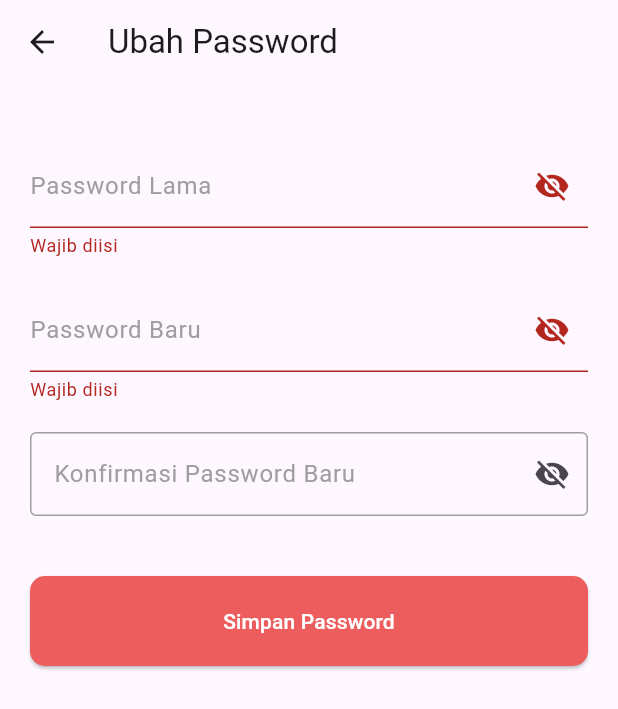
After one commit to ilhamhafidz404/INTERN_LibraryApp, a Flutter app: the ChangePasswordPage screen opened directly, after a tap on "Simpan Password", on a phone screen of 412 x 824 dp. The commit adds this screen. Shown: the top 709 px of the screen. Run offline on Flutter 3.47's test engine with Material 3 defaults, Android fonts, the phone set to English and light mode, and no system bars; our stand-ins replace flutter_dotenv, fluttertoast, shared_preferences; accounts and stored records are empty.

Commit message:
feat: Change Password

```diff
--- /dev/null
+++ b/lib/pages/profile/change_password_page.dart
@@ -0,0 +1,143 @@
+import 'package:flutter/material.dart';
+import 'package:intern_libraryapp/services/profile_service.dart';
+
+class ChangePasswordPage extends StatefulWidget {
+  @override
+  State<ChangePasswordPage> createState() => _ChangePasswordPageState();
+}
+
+class _ChangePasswordPageState extends State<ChangePasswordPage> {
+  final _formKey = GlobalKey<FormState>();
+
+  final oldPasswordController = TextEditingController();
+  final newPasswordController = TextEditingController();
+  final confirmPasswordController = TextEditingController();
+
+  bool isLoading = false;
+  bool obscureOld = true;
+  bool obscureNew = true;
+  bool obscureConfirm = true;
+
+  final inputDecoration = const InputDecoration(
+    labelStyle: TextStyle(color: Colors.grey),
+    floatingLabelStyle: TextStyle(color: Colors.black54),
+    enabledBorder: OutlineInputBorder(
+      borderSide: BorderSide(color: Colors.grey),
+    ),
+    focusedBorder: OutlineInputBorder(
+      borderSide: BorderSide(color: Colors.black38, width: 1),
+    ),
+  );
+
+  @override
+  void dispose() {
+    oldPasswordController.dispose();
+    newPasswordController.dispose();
+    confirmPasswordController.dispose();
+    super.dispose();
+  }
+
+  void changePassword() async {
+    if (_formKey.currentState!.validate()) {
+      await ProfileService().changePassword(
+        oldPassword: oldPasswordController.text,
+        newPassword: newPasswordController.text,
+        confirmationNewPassword: confirmPasswordController.text,
+      );
+
+      ScaffoldMessenger.of(
+        context,
+      ).showSnackBar(SnackBar(content: Text('Password berhasil diubah')));
+    }
+  }
+
+  @override
+  Widget build(BuildContext context) {
+    return Scaffold(
+      appBar: AppBar(title: Text('Ubah Password')),
+      body: Padding(
+        padding: const EdgeInsets.all(20),
+        child: Form(
+          key: _formKey,
+          child: ListView(
+            children: [
+              const SizedBox(height: 20),
+              TextFormField(
+                controller: oldPasswordController,
+                obscureText: obscureOld,
+                decoration: inputDecoration.copyWith(
+                  labelText: 'Password Lama',
+                  suffixIcon: IconButton(
+                    icon: Icon(
+                      obscureOld ? Icons.visibility_off : Icons.visibility,
+                    ),
+                    onPressed: () => setState(() => obscureOld = !obscureOld),
+                  ),
+                ),
+                validator: (value) => value!.isEmpty ? 'Wajib diisi' : null,
+              ),
+              const SizedBox(height: 20),
+              TextFormField(
+                controller: newPasswordController,
+                obscureText: obscureNew,
+                decoration: inputDecoration.copyWith(
+                  labelText: 'Password Baru',
+                  suffixIcon: IconButton(
+                    icon: Icon(
+                      obscureNew ? Icons.visibility_off : Icons.visibility,
+                    ),
+                    onPressed: () => setState(() => obscureNew = !obscureNew),
+                  ),
+                ),
+                validator: (value) {
+                  if (value == null || value.isEmpty) {
+                    return 'Wajib diisi';
+                  } else if (value.length < 6) {
+                    return 'Minimal 6 karakter';
+                  }
+                  return null;
+                },
+              ),
+              const SizedBox(height: 20),
+              TextFormField(
+                controller: confirmPasswordController,
+                obscureText: obscureConfirm,
+                decoration: inputDecoration.copyWith(
+                  labelText: 'Konfirmasi Password Baru',
+                  suffixIcon: IconButton(
+                    icon: Icon(
+                      obscureConfirm ? Icons.visibility_off : Icons.visibility,
+                    ),
+                    onPressed: () =>
+                        setState(() => obscureConfirm = !obscureConfirm),
+                  ),
+                ),
+                validator: (value) {
+                  if (value != newPasswordController.text) {
+                    return 'Konfirmasi tidak sama';
+                  }
+                  return null;
+                },
+              ),
+              const SizedBox(height: 40),
+              ElevatedButton(
+                onPressed: isLoading ? null : changePassword,
+                child: isLoading
+                    ? CircularProgressIndicator(color: Colors.white)
+                    : const Text('Simpan Password'),
+                style: ElevatedButton.styleFrom(
+                  backgroundColor: Color(0xFFed5d5e),
+                  foregroundColor: Colors.white,
+                  padding: EdgeInsets.symmetric(vertical: 20),
+                  shape: RoundedRectangleBorder(
+                    borderRadius: BorderRadius.circular(10),
+                  ),
+                ),
+              ),
+            ],
+          ),
+        ),
+      ),
+    );
+  }
+}
```
Also changed, not shown: lib/pages/profile_page.dart (+15 -1 lines), lib/services/profile_service.dart (+41 -1 lines).
